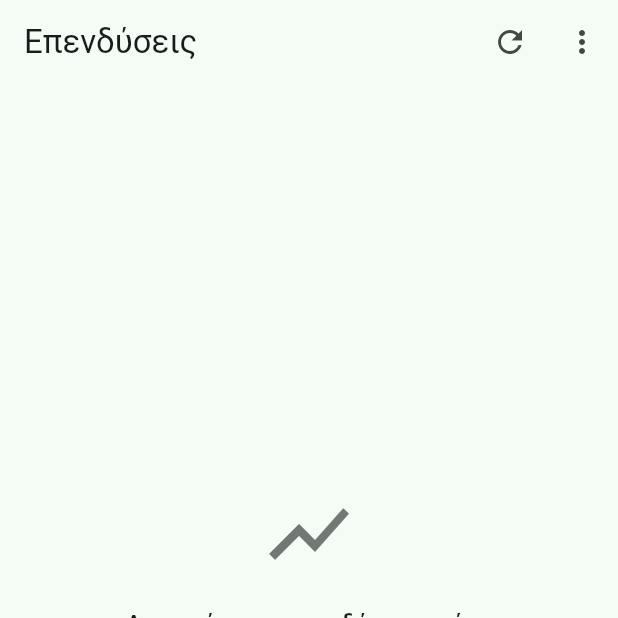
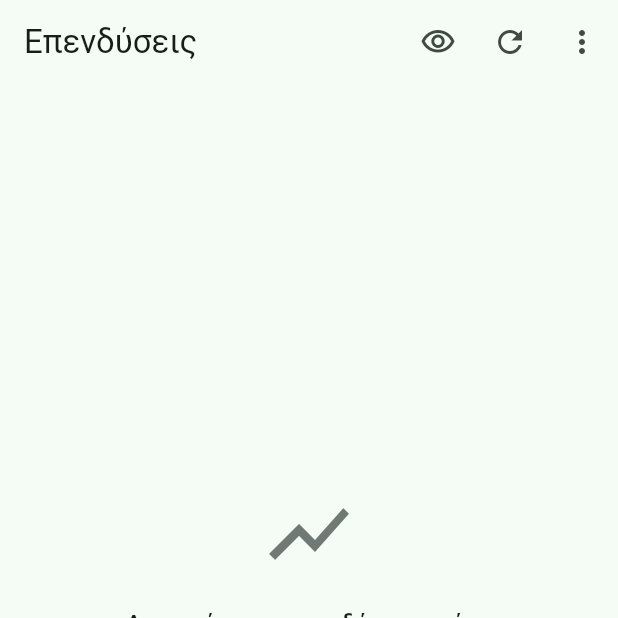
Before and after one commit to tsioumlekis/MyInvestApp, a Flutter app: the screen it shows once a user with an empty profile is signed in, item 2 of the bottom bar chosen, on a phone screen of 412 x 824 dp, the top half of it. Run offline on Flutter 3.47's test engine with Material 3 defaults, Android fonts, the phone set to English and light mode, and no system bars; our stand-ins replace cloud_firestore, firebase_auth, firebase_core, fl_chart, shared_preferences; missing offline and left inert: workmanager; accounts and stored records are empty; generated files the repository leaves out were written again; network calls fail; statements that could not run were skipped.

Commit message:
Add privacy toggle to hide totals

```diff
--- a/lib/data/finance_store.dart
+++ b/lib/data/finance_store.dart
@@ -4,6 +4,7 @@ import 'package:flutter/foundation.dart';
 
 import '../models/account.dart';
 import '../models/holding.dart';
+import '../utils/privacy.dart';
 import '../utils/wealth.dart';
 import 'account_repository.dart';
 import 'fx_service.dart';
@@ -41,6 +42,8 @@ class FinanceStore extends ChangeNotifier {
         notifyListeners();
       }, onError: (Object e) => debugPrint('Snapshots: $e')),
     ];
+    // Όταν αλλάζει η απόκρυψη ποσών, ξανασχεδιάζονται όλες οι οθόνες.
+    hideAmounts.addListener(notifyListeners);
   }
 
   // ------------------------------------------------- Ιστορικό περιουσίας
@@ -221,6 +224,7 @@ class FinanceStore extends ChangeNotifier {
   @override
   void dispose() {
     _disposed = true;
+    hideAmounts.removeListener(notifyListeners);
     _snapshotTimer?.cancel();
     _priceTimer?.cancel();
     for (final s in _subs) {
--- a/lib/main.dart
+++ b/lib/main.dart
@@ -7,11 +7,13 @@ import 'background/price_refresh_task.dart';
 import 'firebase_options.dart';
 import 'screens/home_screen.dart';
 import 'screens/login_screen.dart';
+import 'utils/privacy.dart';
 
 Future<void> main() async {
   WidgetsFlutterBinding.ensureInitialized();
   await Firebase.initializeApp(options: DefaultFirebaseOptions.currentPlatform);
   await initializeDateFormatting('el');
+  await loadPrivacyPreference();
   // Ανανέωση τιμών στο παρασκήνιο (μόνο Android). Αν αποτύχει, η εφαρμογή
   // συνεχίζει κανονικά με ανανέωση όσο είναι ανοιχτή.
   try {
--- a/lib/screens/dashboard_screen.dart
+++ b/lib/screens/dashboard_screen.dart
@@ -8,6 +8,7 @@ import '../models/account.dart';
 import '../models/holding.dart';
 import '../utils/money.dart';
 import '../widgets/charts.dart';
+import '../widgets/privacy_toggle.dart';
 import 'account_form_screen.dart';
 import 'transfer_screen.dart';
 import 'transfers_history_screen.dart';
@@ -244,6 +245,7 @@ class DashboardScreen extends StatelessWidget {
           ],
         ),
         actions: [
+          const PrivacyToggleButton(),
           IconButton(
             tooltip: 'Ιστορικό μεταφορών',
             icon: const Icon(Icons.history),
@@ -399,7 +401,8 @@ class _TotalsCard extends StatelessWidget {
   Widget build(BuildContext context) {
     final scheme = Theme.of(context).colorScheme;
     final text = Theme.of(context).textTheme;
-    String fmt(CurrencyTotals t) => _formatTotals(t, fx);
+    // Τα σύνολα κρύβονται με το «ματάκι»· οι λογαριασμοί από κάτω όχι.
+    String fmt(CurrencyTotals t) => maskTotal(_formatTotals(t, fx));
 
     Iterable<Account> ofType(AccountType t) =>
         accounts.where((a) => a.type == t);
--- /dev/null
+++ b/lib/widgets/privacy_toggle.dart
@@ -0,0 +1,22 @@
+import 'package:flutter/material.dart';
+
+import '../utils/privacy.dart';
+
+/// Κουμπί-«ματάκι» για την πάνω μπάρα: κρύβει ή εμφανίζει όλα τα ποσά.
+class PrivacyToggleButton extends StatelessWidget {
+  const PrivacyToggleButton({super.key});
+
+  @override
+  Widget build(BuildContext context) {
+    return ValueListenableBuilder<bool>(
+      valueListenable: hideAmounts,
+      builder: (context, hidden, _) => IconButton(
+        tooltip: hidden ? 'Εμφάνιση ποσών' : 'Απόκρυψη ποσών',
+        icon: Icon(hidden
+            ? Icons.visibility_off_outlined
+            : Icons.visibility_outlined),
+        onPressed: toggleHideAmounts,
+      ),
+    );
+  }
+}
--- a/pubspec.yaml
+++ b/pubspec.yaml
@@ -41,6 +41,7 @@ dependencies:
   http: ^1.6.0
   fl_chart: ^1.2.0
   workmanager: ^0.10.10
+  shared_preferences: ^2.5.5
 dev_dependencies:
   flutter_test:
     sdk: flutter
```
Also changed, not shown: lib/screens/insights_views.dart (+13 -10 lines), lib/screens/portfolio_screen.dart (+8 -4 lines), lib/screens/tables_screen.dart (+8 -6 lines), lib/utils/money.dart (+8 -0 lines), lib/utils/privacy.dart (added, +32 -0 lines), lib/widgets/charts.dart (+7 -4 lines), pubspec.lock, 2 other files.
